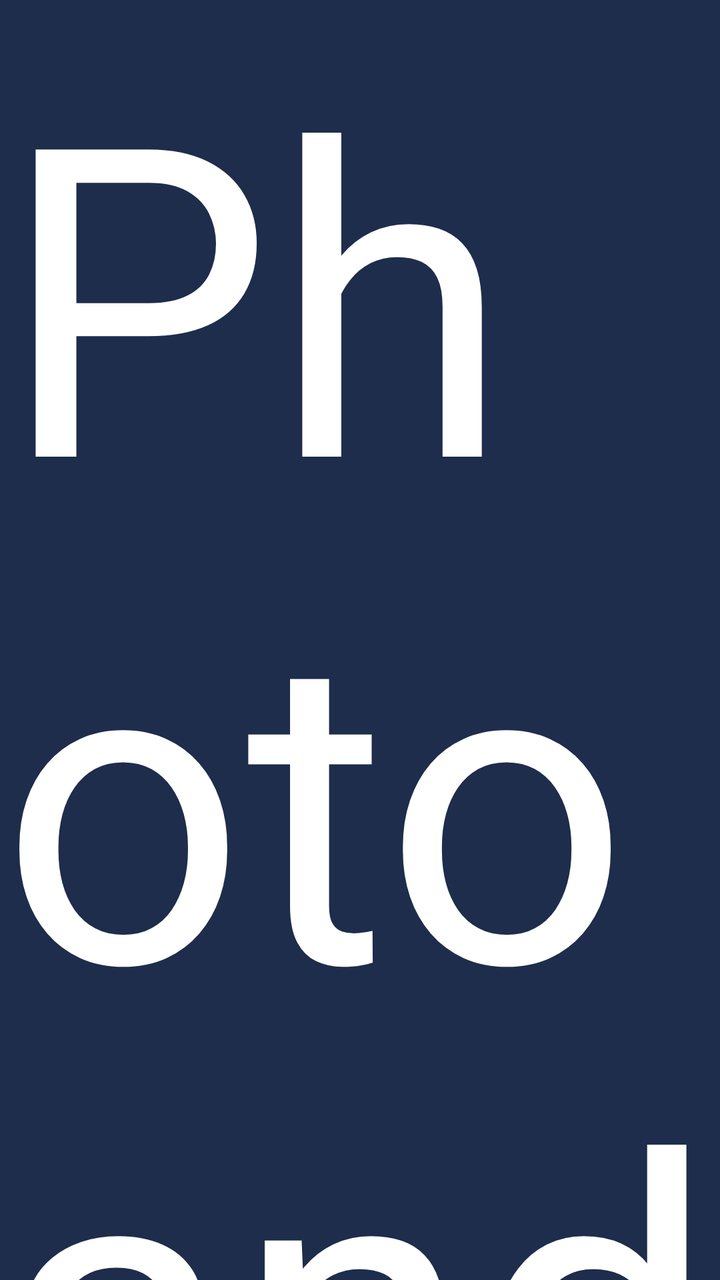
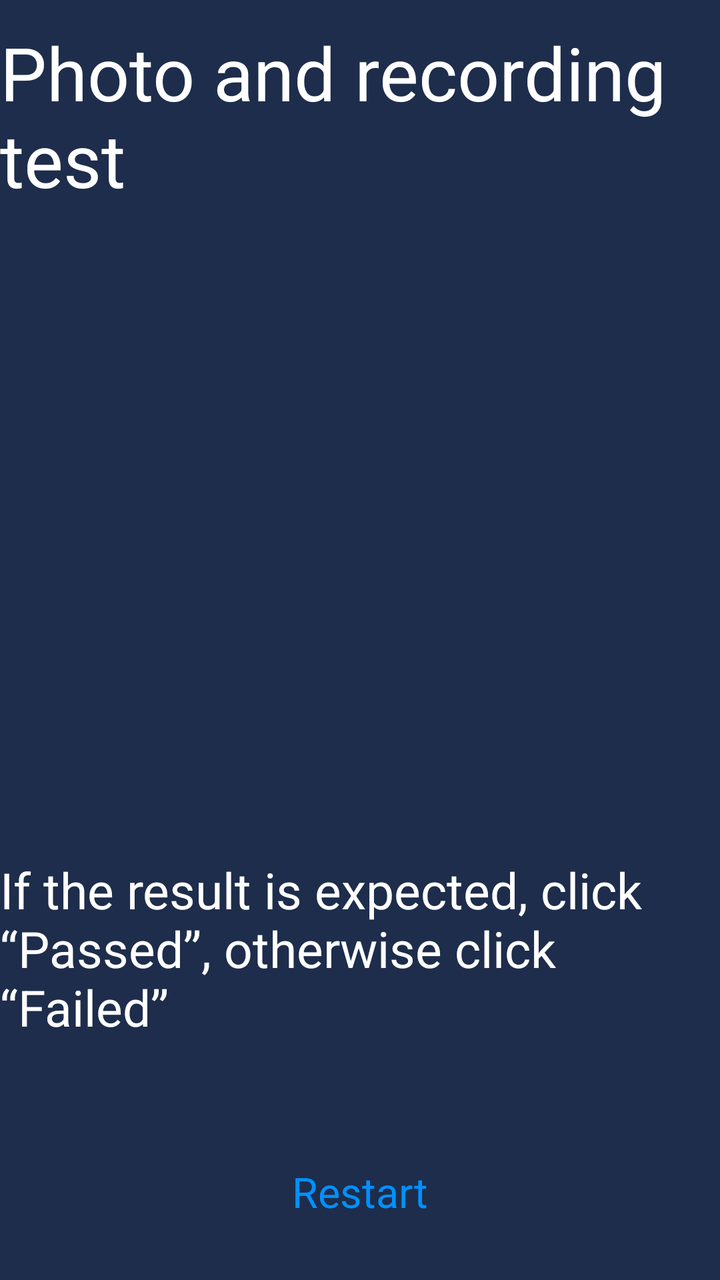

Screens rendered from an Android XML layout before and after an edit, with the pre-edit source and the edit as a unified diff.
<!-- AndroidManifest.xml: activity theme NoTitle -->
<!-- res/layout/activity_camera.xml -->
<?xml version="1.0" encoding="utf-8"?>
<androidx.constraintlayout.widget.ConstraintLayout xmlns:android="http://schemas.android.com/apk/res/android"
    xmlns:app="http://schemas.android.com/apk/res-auto"
    xmlns:tools="http://schemas.android.com/tools"
    android:layout_width="match_parent"
    android:layout_height="match_parent"
    android:background="@color/colorMain">

    <RelativeLayout
        android:id="@+id/relativeLayout2"
        android:layout_width="match_parent"
        android:layout_height="116mm"
        app:layout_constraintEnd_toEndOf="parent"
        app:layout_constraintStart_toStartOf="parent"
        app:layout_constraintTop_toTopOf="parent">

        <TextView
            android:layout_width="wrap_content"
            android:layout_height="wrap_content"
            android:layout_centerInParent="true"
            android:text="@string/Photo_test"
            android:textColor="@color/white"
            android:textSize="37mm" />

    </RelativeLayout>

    <LinearLayout
        android:gravity="center"
        android:layout_width="wrap_content"
        android:layout_height="wrap_content"
        android:layout_marginTop="312dp"
        android:orientation="vertical"
        app:layout_constraintEnd_toEndOf="parent"
        app:layout_constraintHorizontal_bias="0.499"
        app:layout_constraintStart_toStartOf="parent"
        app:layout_constraintTop_toBottomOf="@+id/relativeLayout2">
        <TextView
            android:text="@string/expected_Passed"
            style="@style/text_style"
            android:layout_marginBottom="48mm"
            />

        <RelativeLayout
            android:layout_width="870mm"
            android:layout_height="wrap_content"
            tools:ignore="MissingConstraints">


            <Button
                android:id="@+id/failure_bu"
                android:layout_width="121mm"
                android:layout_height="55mm"
                android:background="@drawable/r_button_bg"
                android:text="@string/Failed"
                android:textAllCaps="false"
                android:textColor="@color/white"
                android:textSize="21mm"
                tools:ignore="InOrMmUsage" />

            <TextView
                android:id="@+id/redo_bu"
                android:layout_width="wrap_content"
                android:layout_height="wrap_content"
                android:layout_centerInParent="true"
                android:text="@string/Restart"
                android:textColor="@color/colorMainButton"
                android:textSize="21mm" />


            <Button
                android:id="@+id/through_bu"
                android:layout_width="121mm"
                android:layout_height="55mm"
                android:layout_alignParentEnd="true"
                android:background="@drawable/r_button_bg"
                android:text="@string/Passed"
                android:textAllCaps="false"
                android:textColor="@color/white"
                android:textSize="21mm"
                tools:ignore="InOrMmUsage" />


        </RelativeLayout>
    </LinearLayout>

</androidx.constraintlayout.widget.ConstraintLayout>
<!-- resources referenced by this layout -->
<resources>
  <color name="colorMain">#1D2D4B</color>
  <color name="colorMainButton">#0091FF</color>
  <color name="white">#FFFFFFFF</color>
  <!-- drawable r_button_bg (drawable) -->
  <?xml version="1.0" encoding="utf-8"?>
  <shape
      xmlns:android="http://schemas.android.com/apk/res/android">
      
      <solid
          android:color="@color/colorMainButton" />
      
      <stroke
          android:width="1dp"
          android:color="@color/colorMainButton" />
      
      <size android:height="4mm"/>
      
      <corners
          android:radius="7dp"/>
  
  </shape>
  <string name="Failed">Failed</string>
  <string name="Passed">Passed</string>
  <string name="Photo_test">Photo and recording test</string>
  <string name="Restart">Restart</string>
  <string name="expected_Passed">If the result is expected, click “Passed”, otherwise click “Failed”</string>
  <style name="text_style">
          <item name="android:textColor">@color/white</item>
          <item name="android:textSize">25mm</item>
          <item name="android:layout_width">wrap_content</item>
          <item name="android:layout_height">wrap_content</item>
          <item name="android:layout_centerVertical">true</item>
      </style>
  <style name="NoTitle" parent="Theme.AppCompat.Light.NoActionBar">
          <item name="colorPrimary">@color/colorMain</item>
          <item name="colorPrimaryDark">@color/colorMain</item>
          <item name="colorAccent">@color/colorMain</item>
          <item name="android:windowFullscreen">true</item>
          <item name="windowActionBar">false</item>
          <item name="windowNoTitle">true</item>
          <item name="android:textAppearanceListItemSmall">@style/listPopupWindow</item>
      </style>
  <style name="listPopupWindow">
          <item name="android:textSize">25mm</item>
          <item name="android:fontFamily">@font/montserrat_regular</item>
          <item name="android:textColor">@color/black</item>
      </style>
  <color name="black">#FF000000</color>
</resources>

<!-- the commit's change to res/layout/activity_camera.xml (unified diff, before → after) -->
@@ -9,7 +9,7 @@
     <RelativeLayout
         android:id="@+id/relativeLayout2"
         android:layout_width="match_parent"
-        android:layout_height="116mm"
+        android:layout_height="116dp"
         app:layout_constraintEnd_toEndOf="parent"
         app:layout_constraintStart_toStartOf="parent"
         app:layout_constraintTop_toTopOf="parent">
@@ -20,7 +20,7 @@
             android:layout_centerInParent="true"
             android:text="@string/Photo_test"
             android:textColor="@color/white"
-            android:textSize="37mm" />
+            android:textSize="37dp" />
 
     </RelativeLayout>
 
@@ -37,25 +37,25 @@
         <TextView
             android:text="@string/expected_Passed"
             style="@style/text_style"
-            android:layout_marginBottom="48mm"
+            android:layout_marginBottom="48dp"
             />
 
         <RelativeLayout
-            android:layout_width="870mm"
+            android:layout_width="870dp"
             android:layout_height="wrap_content"
             tools:ignore="MissingConstraints">
 
 
             <Button
                 android:id="@+id/failure_bu"
-                android:layout_width="121mm"
-                android:layout_height="55mm"
+                android:layout_width="121dp"
+                android:layout_height="55dp"
                 android:background="@drawable/r_button_bg"
                 android:text="@string/Failed"
                 android:textAllCaps="false"
                 android:textColor="@color/white"
-                android:textSize="21mm"
-                tools:ignore="InOrMmUsage" />
+                android:textSize="21dp"
+                tools:ignore="InOrdpUsage" />
 
             <TextView
                 android:id="@+id/redo_bu"
@@ -64,20 +64,20 @@
                 android:layout_centerInParent="true"
                 android:text="@string/Restart"
                 android:textColor="@color/colorMainButton"
-                android:textSize="21mm" />
+                android:textSize="21dp" />
 
 
             <Button
                 android:id="@+id/through_bu"
-                android:layout_width="121mm"
-                android:layout_height="55mm"
+                android:layout_width="121dp"
+                android:layout_height="55dp"
                 android:layout_alignParentEnd="true"
                 android:background="@drawable/r_button_bg"
                 android:text="@string/Passed"
                 android:textAllCaps="false"
                 android:textColor="@color/white"
-                android:textSize="21mm"
-                tools:ignore="InOrMmUsage" />
+                android:textSize="21dp"
+                tools:ignore="InOrdpUsage" />
 
 
         </RelativeLayout>
<!-- resource entries referenced after the edit -->
@@ -28,7 +28,7 @@
   <string name="expected_Passed">If the result is expected, click “Passed”, otherwise click “Failed”</string>
   <style name="text_style">
           <item name="android:textColor">@color/white</item>
-          <item name="android:textSize">25mm</item>
+          <item name="android:textSize">25dp</item>
           <item name="android:layout_width">wrap_content</item>
           <item name="android:layout_height">wrap_content</item>
           <item name="android:layout_centerVertical">true</item>
